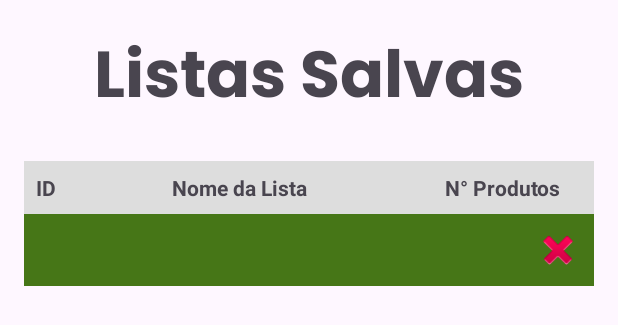
After one commit to cleiton200/trabalho_faculdade, an Android app: the layout tela_listas.xml on its own in the app's theme, with its tools: preview values and no code run, on a phone screen of 412 x 824 dp. The commit adds this screen. Shown: the top 325 px of the screen. Run offline under Robolectric (Android 15) with nearby library versions, the phone set to English and light mode, and no system bars.

Commit message:
tela das listas

```diff
--- a/app/src/main/AndroidManifest.xml
+++ b/app/src/main/AndroidManifest.xml
@@ -13,13 +13,14 @@
         android:theme="@style/Theme.Trabalho_facul"
         tools:targetApi="31">
         <activity
-            android:name=".MainActivity"
+            android:name="ui.MainActivity"
             android:exported="true">
             <intent-filter>
                 <action android:name="android.intent.action.MAIN" />
 
                 <category android:name="android.intent.category.LAUNCHER" />
             </intent-filter>
+
         </activity>
     </application>
 
--- a/app/src/main/res/layout/activity_main.xml
+++ b/app/src/main/res/layout/activity_main.xml
@@ -5,7 +5,7 @@
     android:id="@+id/main"
     android:layout_width="match_parent"
     android:layout_height="match_parent"
-    tools:context=".MainActivity">
+    tools:context="ui.MainActivity">
 
     <TextView
         android:id="@+id/tv_titulo"
@@ -35,7 +35,7 @@
         android:layout_height="wrap_content"
         android:layout_marginTop="16dp"
         android:layout_marginStart="20dp"
-        android:fontFamily="@font/Poppins_semiBold"
+        android:fontFamily="@font/poppins_semibold"
         android:text="@string/usuario"
         android:textSize="20sp"
         app:layout_constraintTop_toBottomOf="@+id/iv_icone"
--- /dev/null
+++ b/app/src/main/res/layout/item_lista.xml
@@ -0,0 +1,35 @@
+<LinearLayout xmlns:android="http://schemas.android.com/apk/res/android"
+    android:orientation="horizontal"
+    android:layout_width="match_parent"
+    android:layout_height="wrap_content"
+    android:padding="8dp"
+    android:gravity="center_vertical"
+    android:background="#467617">
+
+    <TextView
+        android:id="@+id/tv_id"
+        android:layout_width="0dp"
+        android:layout_weight="1"
+        android:layout_height="wrap_content" />
+
+    <TextView
+        android:id="@+id/tv_nome"
+        android:layout_width="0dp"
+        android:layout_weight="2"
+        android:layout_height="wrap_content" />
+
+    <TextView
+        android:id="@+id/tv_Qtd"
+        android:layout_width="0dp"
+        android:layout_weight="1"
+        android:layout_height="wrap_content" />
+
+    <ImageButton
+        android:id="@+id/btn_excluir"
+        android:layout_width="wrap_content"
+        android:layout_height="wrap_content"
+        android:src="@android:drawable/ic_delete"
+        android:background="?attr/selectableItemBackgroundBorderless"
+        android:contentDescription="Excluir" />
+
+</LinearLayout>
--- /dev/null
+++ b/app/src/main/res/layout/tela_listas.xml
@@ -0,0 +1,67 @@
+<?xml version="1.0" encoding="utf-8"?>
+<androidx.constraintlayout.widget.ConstraintLayout xmlns:android="http://schemas.android.com/apk/res/android"
+    xmlns:tools="http://schemas.android.com/tools"
+    android:layout_width="match_parent"
+    android:layout_height="match_parent"
+    xmlns:app="http://schemas.android.com/apk/res-auto">
+
+    <TextView
+        android:id="@+id/tv_titulo"
+        android:layout_width="wrap_content"
+        android:layout_height="wrap_content"
+        android:layout_marginTop="16dp"
+        android:textSize="43sp"
+        android:fontFamily="@font/poppins_bold"
+        android:text="Listas Salvas"
+        app:layout_constraintTop_toTopOf="parent"
+        app:layout_constraintStart_toStartOf="parent"
+        app:layout_constraintEnd_toEndOf="parent"
+        />
+
+    <!--linear layout para a lista-->
+    <LinearLayout
+        android:layout_width="match_parent"
+        android:layout_height="wrap_content"
+        android:orientation="vertical"
+        android:padding="16dp"
+        app:layout_constraintTop_toBottomOf="@+id/tv_titulo"
+        tools:layout_editor_absoluteX="0dp">
+        <!-- Cabeçalho -->
+        <LinearLayout
+            android:layout_width="match_parent"
+            android:layout_height="wrap_content"
+            android:background="#DDDDDD"
+            android:orientation="horizontal"
+            android:padding="8dp">
+
+            <TextView
+                android:layout_width="0dp"
+                android:layout_height="wrap_content"
+                android:layout_weight="1"
+                android:text="ID"
+                android:textStyle="bold" />
+
+            <TextView
+                android:layout_width="0dp"
+                android:layout_height="wrap_content"
+                android:layout_weight="2"
+                android:text="Nome da Lista"
+                android:textStyle="bold" />
+
+            <TextView
+                android:layout_width="0dp"
+                android:layout_height="wrap_content"
+                android:layout_weight="1"
+                android:text="N° Produtos"
+                android:textStyle="bold" />
+        </LinearLayout>
+
+        <!-- Lista -->
+        <include
+            layout="@layout/item_lista"
+            android:layout_width="match_parent"
+            android:layout_height="wrap_content" />
+    </LinearLayout>
+
+
+</androidx.constraintlayout.widget.ConstraintLayout>
--- /dev/null
+++ b/app/src/main/res/values/ids.xml
@@ -0,0 +1,4 @@
+<?xml version="1.0" encoding="utf-8"?>
+<resources>
+    <item name="recyclerView" type="id" />
+</resources>
```
Also changed, not shown: app/src/main/java/adapter/ListaAdapter.kt (added, +34 -0 lines), app/src/main/java/com/example/trabalho_facul/MainActivity.kt (deleted, +0 -20 lines), app/src/main/java/modelodados/ListaCompra.kt (added, +11 -0 lines), app/src/main/java/ui/MainActivity.kt (added, +68 -0 lines), app/src/main/res/drawable/icone.jpg (added).
